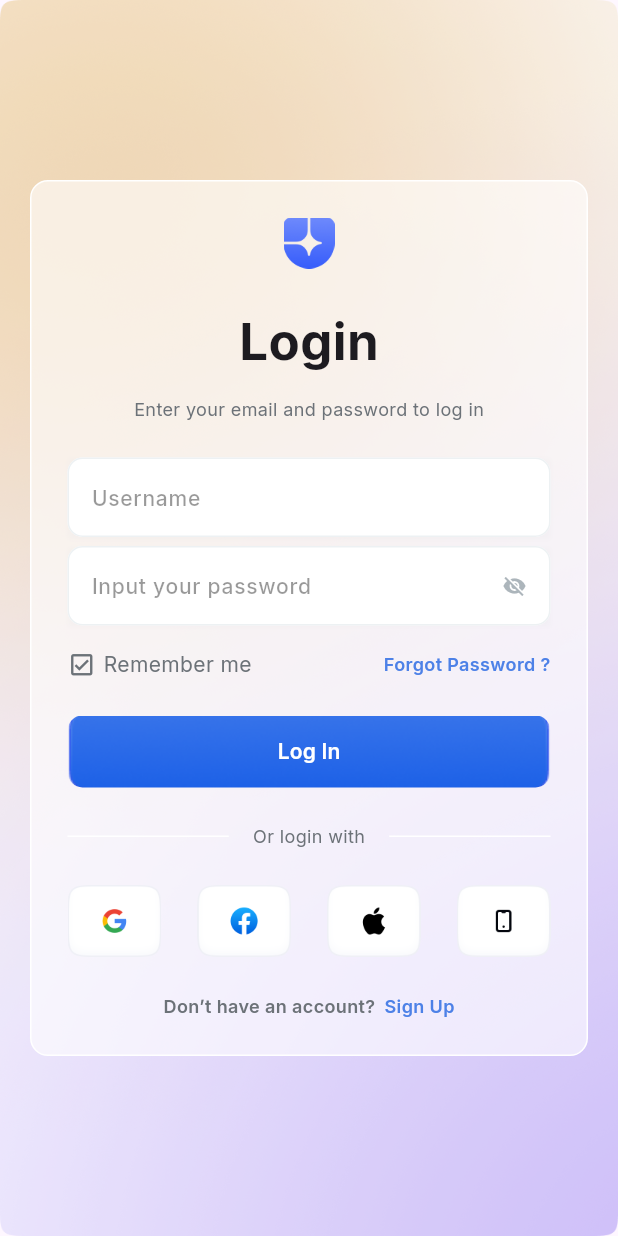
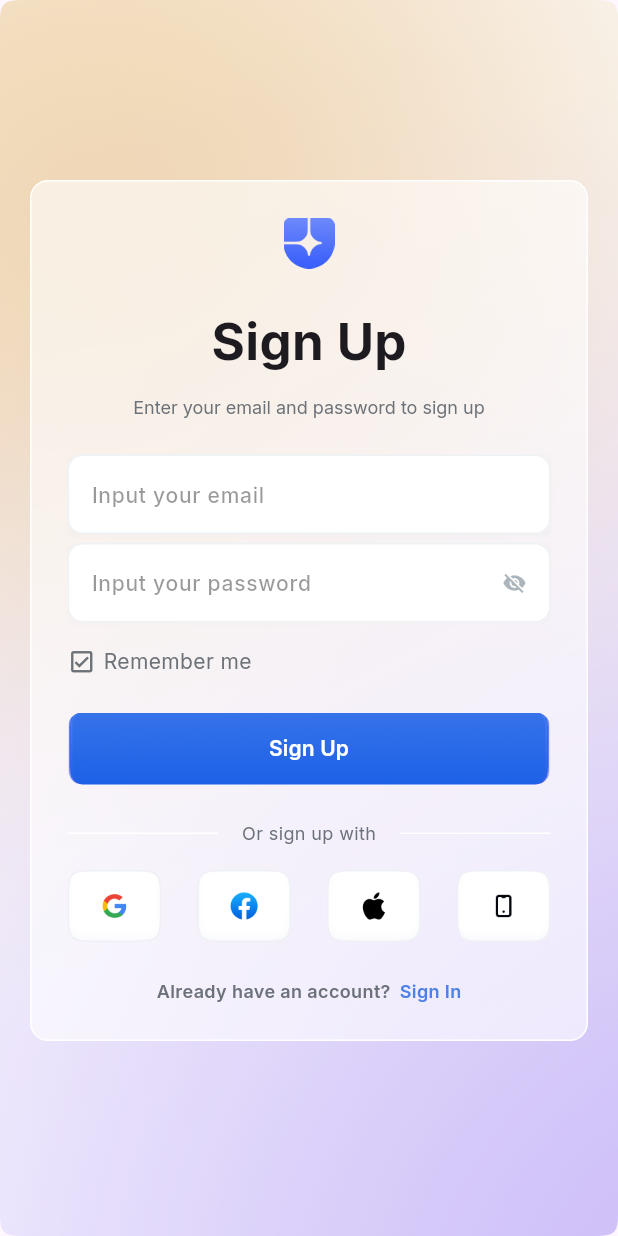
Before and after one commit to minipingu/veranza_labs, a Flutter app: the screen it shows after launch, after a tap on "Sign Up", on a phone screen of 412 x 824 dp. Run offline on Flutter 3.47's test engine with Material 3 defaults, Android fonts, the phone set to English and light mode, and no system bars; drawn by our look-alikes of flutter_form_builder; our stand-ins replace form_builder_validators, google_fonts, material_ui.

Commit message:
HARUS PAKAI material_ui

```diff
--- /dev/null
+++ b/devtools_options.yaml
@@ -0,0 +1,3 @@
+description: This file stores settings for Dart & Flutter DevTools.
+documentation: https://docs.flutter.dev/tools/devtools/extensions#configure-extension-enablement-states
+extensions:
--- a/lib/main.dart
+++ b/lib/main.dart
@@ -1,5 +1,5 @@
-import 'package:flutter/material.dart';
 import 'package:veranza_labs/pages/login_screen.dart';
+import 'package:material_ui/material_ui.dart';
 
 void main() {
   runApp(const MyApp());
--- a/lib/pages/components/another_login.dart
+++ b/lib/pages/components/another_login.dart
@@ -1,4 +1,4 @@
-import 'package:flutter/material.dart';
+import 'package:material_ui/material_ui.dart';
 
 class AnotherLogin extends StatefulWidget {
   final String path;
--- a/lib/pages/login_screen.dart
+++ b/lib/pages/login_screen.dart
@@ -1,4 +1,6 @@
-import 'package:flutter/material.dart';
+import 'package:material_ui/material_ui.dart';
+import 'package:flutter_form_builder/flutter_form_builder.dart';
+import 'package:form_builder_validators/form_builder_validators.dart';
 import 'package:google_fonts/google_fonts.dart';
 import 'package:veranza_labs/pages/components/another_login.dart';
 
@@ -10,6 +12,7 @@ class LoginScreen extends StatefulWidget {
 }
 
 class _LoginScreenState extends State<LoginScreen> {
+  bool _isSignUp = false;
   //state
   bool wantToSeePassword = false;
   bool rememberMe = false;
@@ -19,6 +22,8 @@ class _LoginScreenState extends State<LoginScreen> {
   FontWeight regular = .w400;
   FontWeight semiBold = .w600;
   FontWeight bold = .w700;
+
+  final _formKey = GlobalKey<FormBuilderState>();
 
   @override
   Widget build(BuildContext context) {
@@ -49,6 +54,8 @@ class _LoginScreenState extends State<LoginScreen> {
                   ),
                   child: Padding(
                     padding: const EdgeInsets.all(24),
+                    child: FormBuilder(
+                      key: _formKey,
                       child: Column(
                         spacing: 24,
                         children: [
@@ -61,17 +68,24 @@ class _LoginScreenState extends State<LoginScreen> {
                             spacing: 12,
                             children: [
                               Text(
-                              'Login',
+                                _isSignUp ? 'Sign Up' : 'Login',
                                 style: GoogleFonts.inter(
                                   fontWeight: .w700,
                                   fontSize: 34,
                                 ),
                               ),
-                            Text(
-                              'Enter your email and password to log in',
+                              RichText(
+                                text: TextSpan(
+                                  text: 'Enter your email and password to ',
+                                  children: [
+                                    TextSpan(
+                                      text: _isSignUp ? 'sign up' : 'log in',
+                                    ),
+                                  ],
                                   style: GoogleFonts.inter(
                                     fontSize: 12,
                                     color: Color(0xFF6C7278),
+                                  ),
                                 ),
                               ),
                             ],
@@ -79,7 +93,6 @@ class _LoginScreenState extends State<LoginScreen> {
                           Column(
                             spacing: 16,
                             children: [
-                            // form username dan password
                               Column(
                                 spacing: 6,
                                 children: [
@@ -94,33 +107,39 @@ class _LoginScreenState extends State<LoginScreen> {
                                         ),
                                       ],
                                     ),
-                                  child: TextFormField(
+                                    child: FormBuilderField(
+                                      validator: FormBuilderValidators.compose([
+                                        FormBuilderValidators.required(),
+                                        FormBuilderValidators.email(),
+                                      ]),
+                                      name: 'email',
+                                      builder: (FormFieldState<dynamic> field) {
+                                        return TextFormField(
+                                          onChanged: (value) =>
+                                              field.didChange(value),
                                           style: GoogleFonts.inter(
                                             color: Color(0xFF1A1C1E),
                                             fontSize: 14,
                                             fontWeight: medium,
                                           ),
                                           decoration: InputDecoration(
-                                      hintText: 'Username',
+                                            hintText: 'Input your email',
                                             hintStyle: GoogleFonts.inter(
                                               color: Color(0xFF000000)
                                                   .withValues(alpha: 0.4),
                                             ),
                                             filled: true,
-                                      fillColor: Color.fromARGB(
-                                        255,
-                                        255,
-                                        255,
-                                        255,
-                                      ),
+                                            fillColor: Color(0xFFFFFFFF),
                                             enabledBorder: OutlineInputBorder(
-                                        borderRadius: BorderRadius.circular(10),
+                                              borderRadius:
+                                                  BorderRadius.circular(10),
                                               borderSide: BorderSide(
                                                 color: Color(0xFFEDF1F3),
                                               ),
                                             ),
                                             focusedBorder: OutlineInputBorder(
-                                        borderRadius: BorderRadius.circular(10),
+                                              borderRadius:
+                                                  BorderRadius.circular(10),
                                               borderSide: BorderSide(
                                                 color: Color.fromARGB(
                                                   255,
@@ -131,6 +150,8 @@ class _LoginScreenState extends State<LoginScreen> {
                                               ),
                                             ),
                                           ),
+                                        );
+                                      },
                                     ),
                                   ),
                                   Container(
@@ -144,7 +165,18 @@ class _LoginScreenState extends State<LoginScreen> {
                                         ),
                                       ],
                                     ),
-                                  child: TextFormField(
+                                    child: FormBuilderTextField(
+                                      name: 'password',
+                                      validator: FormBuilderValidators.compose([
+                                        FormBuilderValidators.required(),
+                                        FormBuilderValidators.password(
+                                          minLength: 8,
+                                          minLowercaseCount: 1,
+                                          minNumberCount: 1,
+                                          minSpecialCharCount: 1,
+                                          minUppercaseCount: 1,
+                                        ),
+                                      ]),
                                       style: GoogleFonts.inter(
                                         color: Color(0xFF1A1C1E),
                                         fontSize: 14,
@@ -173,13 +205,17 @@ class _LoginScreenState extends State<LoginScreen> {
                                         filled: true,
                                         fillColor: Color(0xFFFFFFFF),
                                         enabledBorder: OutlineInputBorder(
-                                        borderRadius: BorderRadius.circular(10),
+                                          borderRadius: BorderRadius.circular(
+                                            10,
+                                          ),
                                           borderSide: BorderSide(
                                             color: Color(0xFFEDF1F3),
                                           ),
                                         ),
                                         focusedBorder: OutlineInputBorder(
-                                        borderRadius: BorderRadius.circular(10),
+                                          borderRadius: BorderRadius.circular(
+                                            10,
+                                          ),
                                           borderSide: BorderSide(
                                             color: Color.fromARGB(
                                               255,
@@ -198,8 +234,9 @@ class _LoginScreenState extends State<LoginScreen> {
                                 spacing: 5,
                                 children: [
                                   InkWell(
-                                  onTap: () =>
-                                      setState(() => rememberMe = !rememberMe),
+                                    onTap: () => setState(
+                                      () => rememberMe = !rememberMe,
+                                    ),
                                     child: Icon(
                                       rememberMe
                                           ? Icons.check_box_outline_blank
@@ -215,6 +252,7 @@ class _LoginScreenState extends State<LoginScreen> {
                                     ),
                                   ),
                                   Expanded(child: Container()),
+                                  if (!_isSignUp)
                                     InkWell(
                                       onTap: () {},
                                       child: Text(
@@ -244,6 +282,20 @@ class _LoginScreenState extends State<LoginScreen> {
                                 ),
                               ),
                               child: ElevatedButton(
+                                onPressed: () {
+                                  // Validate and save the form values
+                                  _formKey.currentState?.saveAndValidate();
+                                  debugPrint(
+                                    _formKey.currentState?.value.toString(),
+                                  );
+
+                                  // On another side, can access all field values without saving form with instantValues
+                                  _formKey.currentState?.validate();
+                                  debugPrint(
+                                    _formKey.currentState?.instantValue
+                                        .toString(),
+                                  );
+                                },
                                 style: ElevatedButton.styleFrom(
                                   backgroundColor: Colors.transparent,
                                   shadowColor: Colors.transparent,
@@ -253,9 +305,8 @@ class _LoginScreenState extends State<LoginScreen> {
                                     ),
                                   ),
                                 ),
-                              onPressed: () {},
                                 child: Text(
-                                'Log In',
+                                  _isSignUp ? 'Sign Up' : 'Log In',
                                   style: GoogleFonts.inter(
                                     color: Color(0xFFFFFFFF),
                                     fontSize: 14,
@@ -265,31 +316,48 @@ class _LoginScreenState extends State<LoginScreen> {
                               ),
                             ),
                           ),
+                          Column(
+                            spacing: 16,
+                            children: [
                               Row(
                                 spacing: 16,
                                 children: [
-                            Expanded(child: Divider(color: Color(0xFFFFFFFF))),
+                                  Expanded(
+                                    child: Divider(color: Color(0xFFFFFFFF)),
+                                  ),
                                   Text(
-                              'Or login with',
+                                    !_isSignUp
+                                        ? 'Or login with'
+                                        : 'Or sign up with',
                                     style: GoogleFonts.inter(
                                       color: Color(0xFF6C7278),
                                       fontSize: 12,
                                       fontWeight: regular,
                                     ),
                                   ),
-                            Expanded(child: Divider(color: Color(0xFFFFFFFF))),
+                                  Expanded(
+                                    child: Divider(color: Color(0xFFFFFFFF)),
+                                  ),
                                 ],
                               ),
                               Row(
                                 mainAxisAlignment: .spaceBetween,
                                 children: [
-                            AnotherLogin(path: 'assets/icons/login_google.png'),
+                                  //reusable massss....
+                                  AnotherLogin(
+                                    path: 'assets/icons/login_google.png',
+                                  ),
                                   AnotherLogin(
                                     path: 'assets/icons/login_facebook.png',
                                   ),
-                            AnotherLogin(path: 'assets/icons/login_apple.png'),
-                            AnotherLogin(path: 'assets/icons/login_phone.png'),
-                            //facebook
+                                  AnotherLogin(
+                                    path: 'assets/icons/login_apple.png',
+                                  ),
+                                  AnotherLogin(
+                                    path: 'assets/icons/login_phone.png',
+                                  ),
+                                ],
+                              ),
                             ],
                           ),
                           Center(
@@ -298,7 +366,9 @@ class _LoginScreenState extends State<LoginScreen> {
                               children: [
                                 Expanded(child: Container()),
                                 Text(
-                                'Don’t have an account?',
+                                  _isSignUp
+                                      ? 'Already have an account?'
+                                      : 'Don’t have an account?',
                                   style: GoogleFonts.inter(
                                     color: Color(0xFF6C7278),
                                     fontWeight: semiBold,
@@ -306,9 +376,13 @@ class _LoginScreenState extends State<LoginScreen> {
                                   ),
                                 ),
                                 InkWell(
-                                onTap: () {},
+                                  onTap: () {
+                                    setState(() {
+                                      _isSignUp = !_isSignUp;
+                                    });
+                                  },
                                   child: Text(
-                                  'Sign Up',
+                                    _isSignUp ? 'Sign In' : 'Sign Up',
                                     style: GoogleFonts.inter(
                                       color: Color(0xFF4D81E7),
                                       fontWeight: semiBold,
@@ -325,6 +399,7 @@ class _LoginScreenState extends State<LoginScreen> {
                     ),
                   ),
                 ),
+              ),
             ],
           ),
         ],
--- a/pubspec.yaml
+++ b/pubspec.yaml
@@ -34,6 +34,10 @@ dependencies:
   # Use with the CupertinoIcons class for iOS style icons.
   cupertino_icons: ^1.0.8
   google_fonts: ^8.2.1
+  flutter_form_builder: ^11.0.0
+  form_builder_validators: ^11.3.0
+  shared_preferences: ^2.5.5
+  material_ui: ^1.3.0
 
 dev_dependencies:
   flutter_test:
```
Also changed, not shown: .cursor/mcp.json (added), .gemini/mcp_config.json (added), pubspec.lock, 4 other files. Lines whose indentation alone changed are shown as unchanged.
